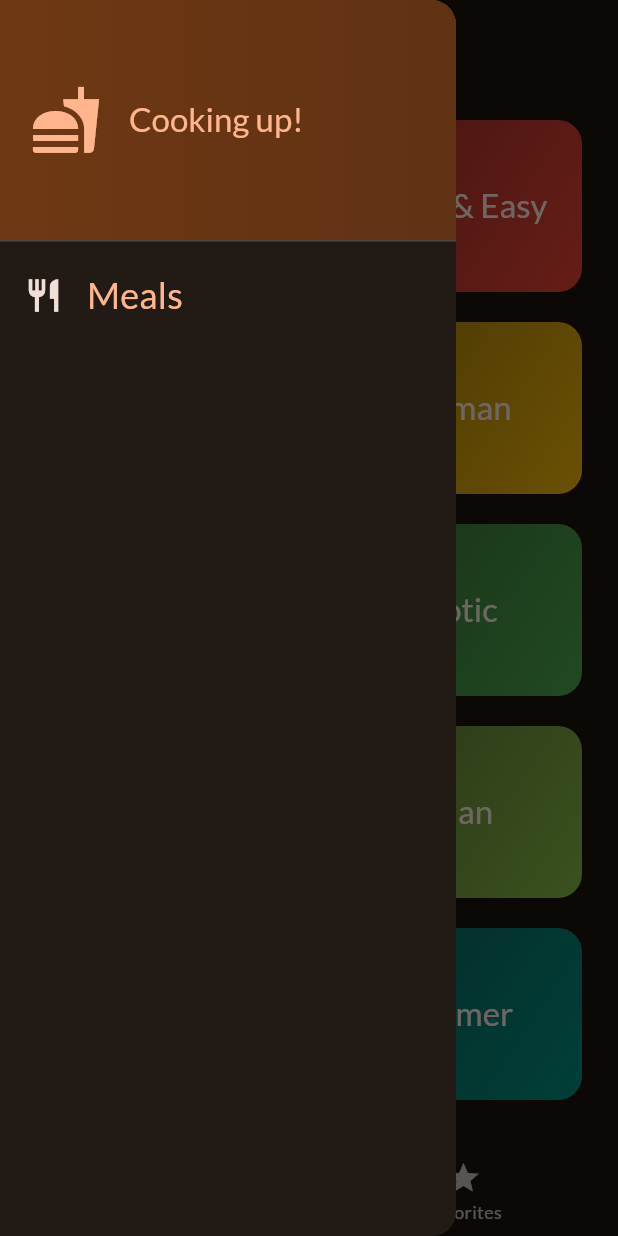
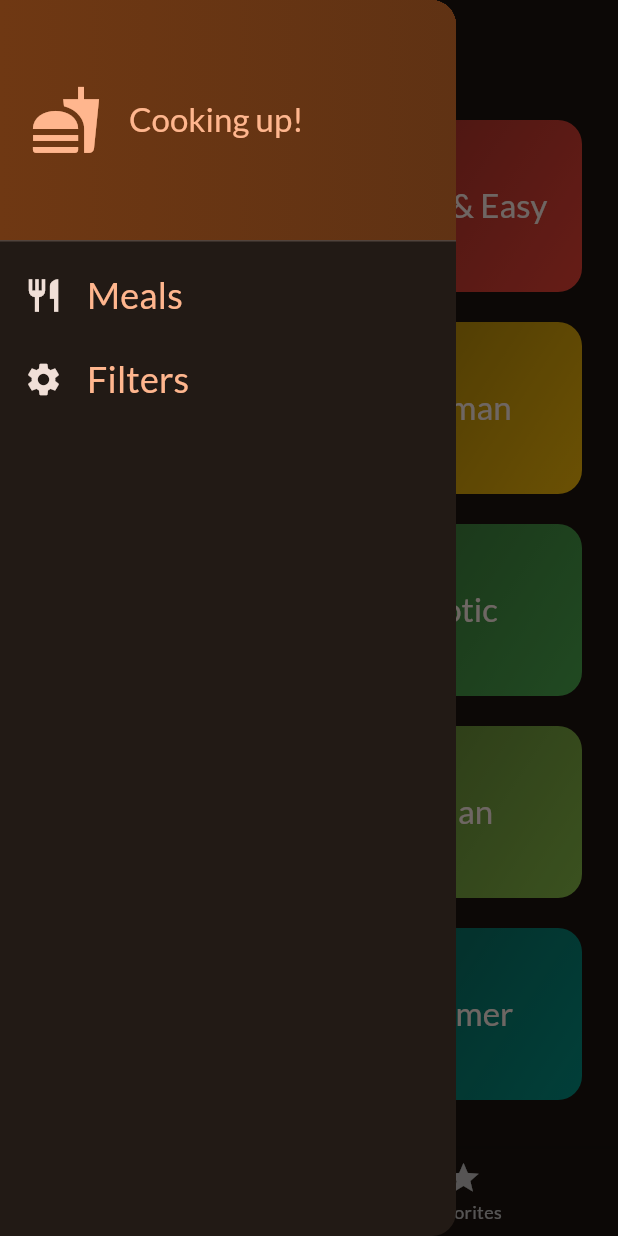
Before and after one commit to hoosamMr/FlutterMealsApp, a Flutter app: the screen it shows after launch, with the side drawer open, on a phone screen of 412 x 824 dp. Run offline on Flutter 3.47's test engine with Material 3 defaults, Android fonts, the phone set to English and light mode, and no system bars; our stand-ins replace google_fonts, transparent_image.

Commit message:
continue the drawer, adding filtersScreen

```diff
--- a/lib/screens/tabs.dart
+++ b/lib/screens/tabs.dart
@@ -71,7 +71,13 @@ class _TabsScreen extends State<TabsScreen> {
       // }
     });
   }
+  void _setScreen(String identifier){
+    if(identifier=='filters'){
 
+    }else{
+      Navigator.of(context).pop();
+    }
+  }
   @override
   Widget build(BuildContext context) {
     Widget activeScreen = CategoriesScreen(
@@ -90,7 +96,7 @@ class _TabsScreen extends State<TabsScreen> {
       appBar: AppBar(
         title: Text(activePageTitle),
       ),
-        drawer: const MainDrawer(),
+        drawer:  MainDrawer(onSelectScreen: _setScreen,),
       body: activeScreen,
       bottomNavigationBar: BottomNavigationBar(
         onTap: _selectedPage,
--- a/lib/widgets/main_drawer.dart
+++ b/lib/widgets/main_drawer.dart
@@ -1,8 +1,8 @@
 import 'package:flutter/material.dart';
 
 class MainDrawer extends StatelessWidget {
-  const MainDrawer({super.key});
-
+  const MainDrawer({super.key, required this.onSelectScreen});
+  final void Function(String identifier) onSelectScreen;
   @override
   Widget build(BuildContext context) {
     return Drawer(
@@ -51,7 +51,27 @@ class MainDrawer extends StatelessWidget {
                     fontSize: 24,
                   ),
             ),
-          )
+            onTap: () {
+              onSelectScreen('meals');
+            },
+          ),
+          ListTile(
+            leading: Icon(
+              Icons.settings,
+              size: 26,
+              color: Theme.of(context).colorScheme.onBackground,
+            ),
+            title: Text(
+              'Filters',
+              style: Theme.of(context).textTheme.titleSmall!.copyWith(
+                    color: Theme.of(context).colorScheme.primary,
+                    fontSize: 24,
+                  ),
+            ),
+            onTap: () {
+              onSelectScreen('filters');
+            },
+          ),
         ],
       ),
     );
```
